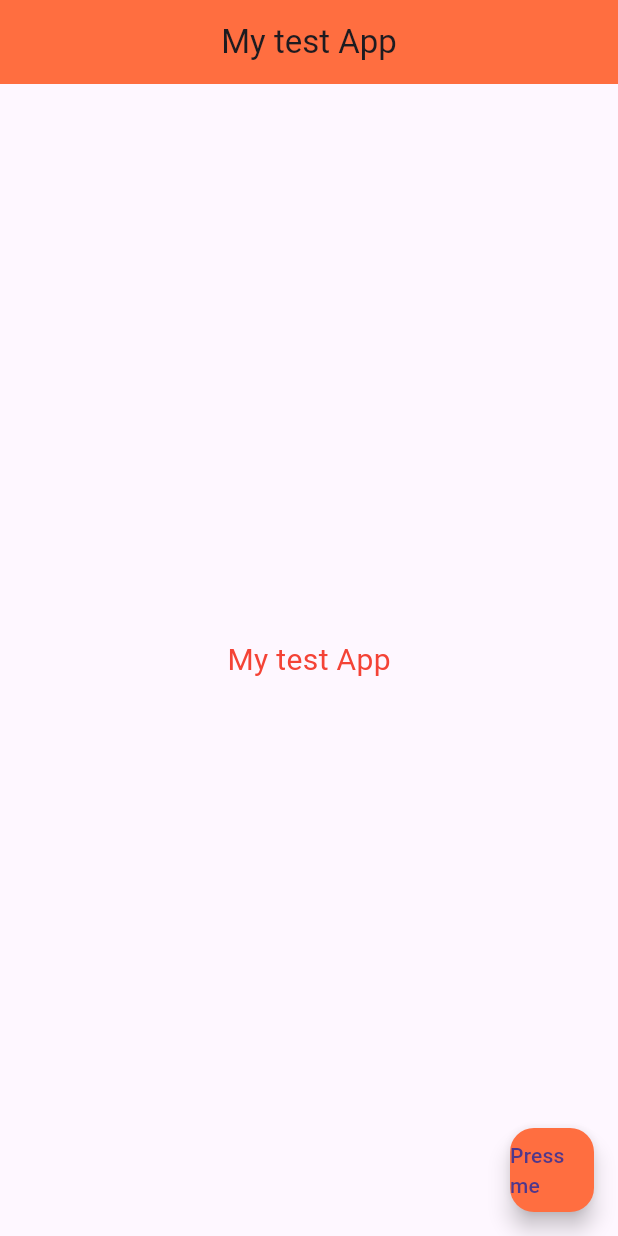
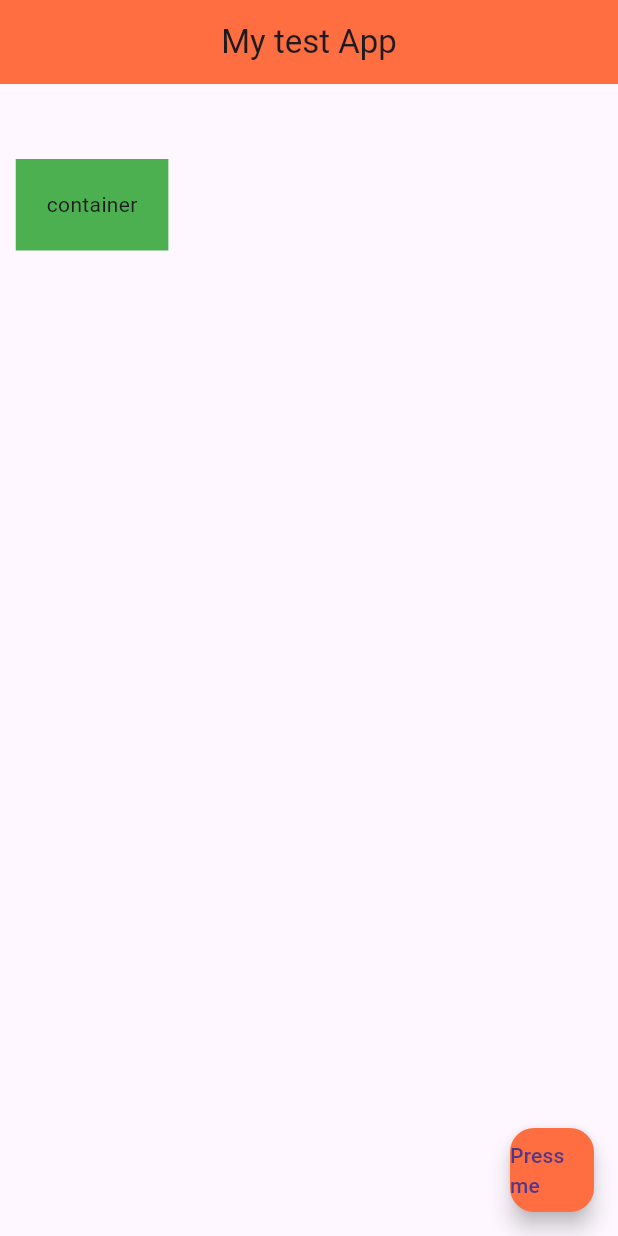
Before and after one commit to EvgeniyFilippov/flutter_test_app, a Flutter app: the screen it shows after launch, on a phone screen of 412 x 824 dp. Run offline on Flutter 3.47's test engine with Material 3 defaults, Android fonts, the phone set to English and light mode, and no system bars.

Commit message:
feat: lesson 2

```diff
--- a/lib/main.dart
+++ b/lib/main.dart
@@ -13,13 +13,32 @@ class MyApp extends StatelessWidget {
           centerTitle: true,
           backgroundColor: Colors.deepOrangeAccent,
         ),
-        body: const Center(
-            child: Text('My test App', style: TextStyle(
-                fontSize: 20,
-                color: Colors.red,
-                fontFamily: ''
-            ),)
-        ),
+        body:
+            Container(
+              color: Colors.green,
+              child: Text('container'),
+              margin: EdgeInsets.symmetric(horizontal: 10.5, vertical: 50.0),
+              padding: EdgeInsets.all(20.5),
+            ),
+            // Image(
+            //   image: AssetImage('assets/image1.png'),
+            // )
+            // ElevatedButton.icon(
+            //   icon: Icon(Icons.ac_unit_rounded),
+            //   onPressed: () {  },
+            //   label: Text('El button'),
+            // )
+            // TextButton.icon(
+            //     style: ButtonStyle(
+            //       foregroundColor: MaterialStateProperty.all<Color>(Colors.blue),
+            //       backgroundColor: MaterialStateProperty.all<Color>(Colors.deepOrangeAccent)
+            //     ),
+            //     onPressed: () {},
+            //     icon: Icon(Icons.ac_unit_sharp),
+            //     label: Text('Press'),
+            // ),
+            // Icon(Icons.settings, size: 45, color: Colors.amber),
+
         floatingActionButton: FloatingActionButton(
           onPressed: () {
             print('clicked');
--- a/pubspec.yaml
+++ b/pubspec.yaml
@@ -59,9 +59,8 @@ flutter:
   uses-material-design: true
 
   # To add assets to your application, add an assets section, like this:
-  # assets:
-  #   - images/a_dot_burr.jpeg
-  #   - images/a_dot_ham.jpeg
+  assets:
+     - assets/image1.png
 
   # An image asset can refer to one or more resolution-specific "variants", see
   # https://flutter.dev/assets-and-images/#resolution-aware
```
Also changed, not shown: assets/image1.png (added), pubspec.lock.
